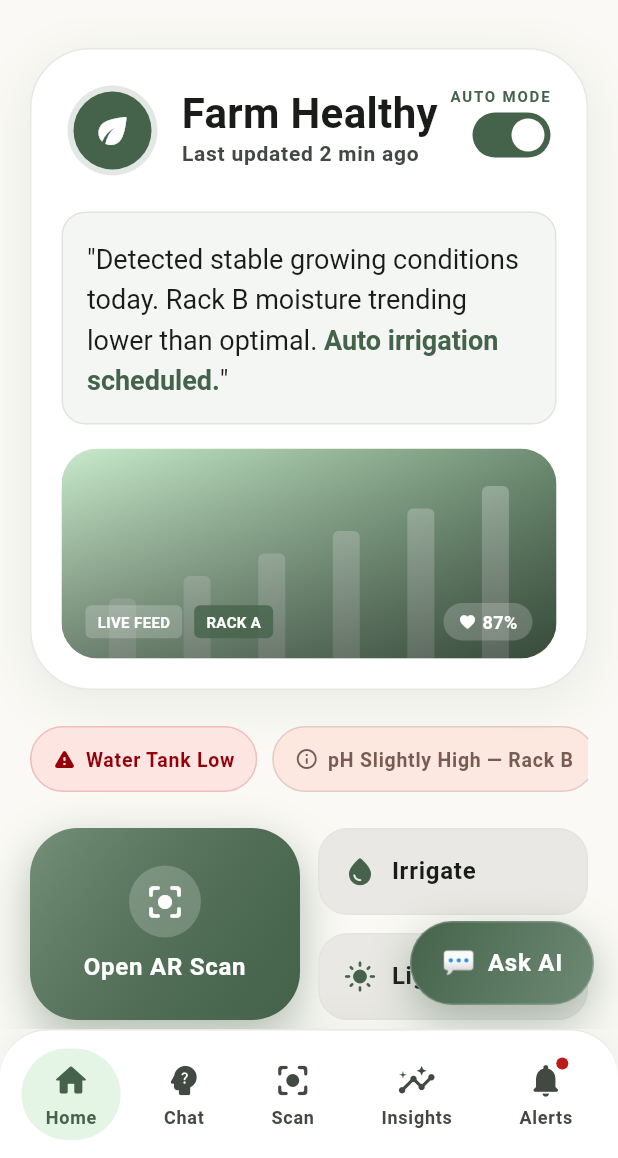
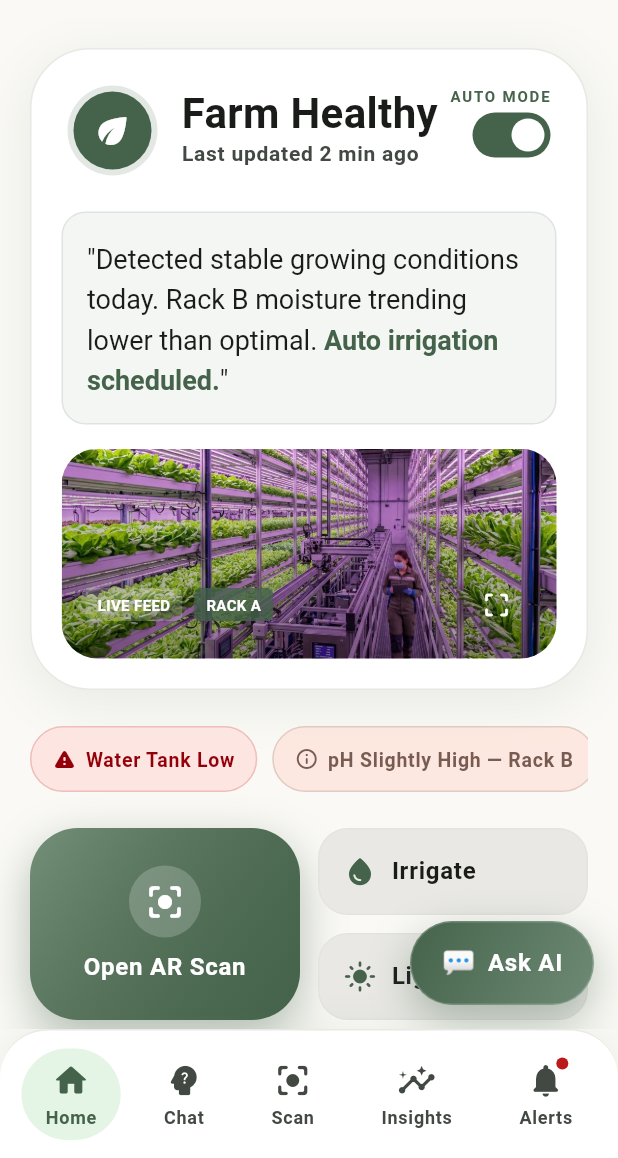
Before and after one commit to Jiaxin061/blablabla_2.0, a Flutter app: the screen it shows after launch, on a phone screen of 412 x 824 dp, the part 78-1236 px from its top. Run offline on Flutter 3.47's test engine with Material 3 defaults, Android fonts, the phone set to English and light mode, and no system bars; our stand-ins replace flutter_riverpod, go_router, google_fonts; Roboto replaces fonts that are missing (Atkinson Hyperlegible).

Commit message:
dashboard & calendar adjust

```diff
--- a/lib/features/dashboard/widgets/farm_health_hero.dart
+++ b/lib/features/dashboard/widgets/farm_health_hero.dart
@@ -147,26 +147,12 @@ class FarmHealthHero extends StatelessWidget {
               borderRadius: AppRadius.xxxlRadius,
               child: Stack(
                 children: [
-                  Container(
+                  SizedBox(
                     height: 140,
-                    decoration: BoxDecoration(
-                      gradient: LinearGradient(
-                        begin: Alignment.topLeft,
-                        end: Alignment.bottomRight,
-                        colors: [
-                          AppColors.primaryFixed,
-                          AppColors.primaryContainer,
-                        ],
-                      ),
-                    ),
-                    child: Center(
-                      child: Row(
-                        mainAxisAlignment: MainAxisAlignment.spaceEvenly,
-                        children: List.generate(
-                          6,
-                          (i) => _MiniPlantBar(height: 40.0 + i * 15),
-                        ),
-                      ),
+                    width: double.infinity,
+                    child: Image.asset(
+                      'assets/images/dashboard_feed.png',
+                      fit: BoxFit.cover,
                     ),
                   ),
                   // Gradient overlay
@@ -195,34 +181,12 @@ class FarmHealthHero extends StatelessWidget {
                         const SizedBox(width: 8),
                         _OverlayChip(label: 'RACK A', isPrimary: true),
                         const Spacer(),
-                        // Health score
-                        Container(
-                          padding: const EdgeInsets.symmetric(
-                            horizontal: 10,
-                            vertical: 4,
-                          ),
-                          decoration: BoxDecoration(
-                            color: Colors.white.withValues(alpha: 0.2),
-                            borderRadius: AppRadius.fullRadius,
-                          ),
-                          child: Row(
-                            children: [
-                              const Icon(
-                                Icons.favorite_rounded,
-                                color: Colors.white,
-                                size: 12,
-                              ),
-                              const SizedBox(width: 4),
-                              Text(
-                                '$healthScore%',
-                                style: const TextStyle(
-                                  fontSize: 12,
-                                  fontWeight: FontWeight.w700,
-                                  color: Colors.white,
-                                ),
-                              ),
-                            ],
-                          ),
+                        // Expand icon
+                        IconButton(
+                          padding: EdgeInsets.zero,
+                          constraints: const BoxConstraints(),
+                          icon: const Icon(Icons.crop_free_rounded, color: Colors.white, size: 20),
+                          onPressed: () {},
                         ),
                       ],
                     ),
```
Also changed, not shown: lib/features/ar_scan/ar_scan_screen.dart (+13 -6 lines), assets/images/dashboard_feed.png (added).
